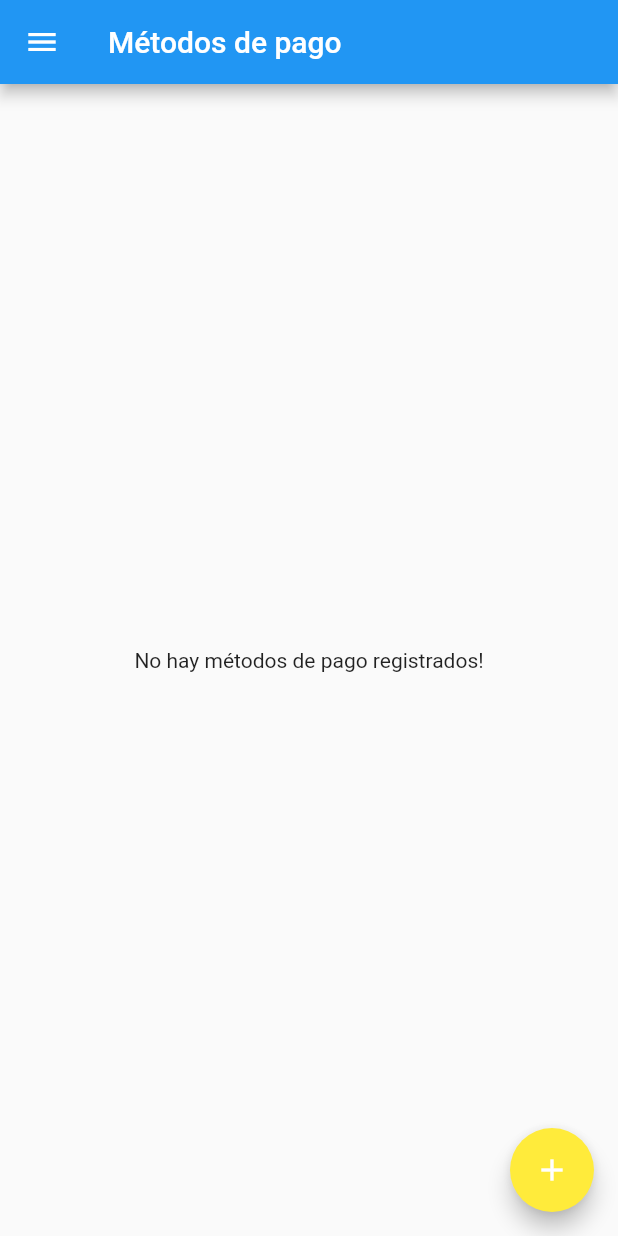
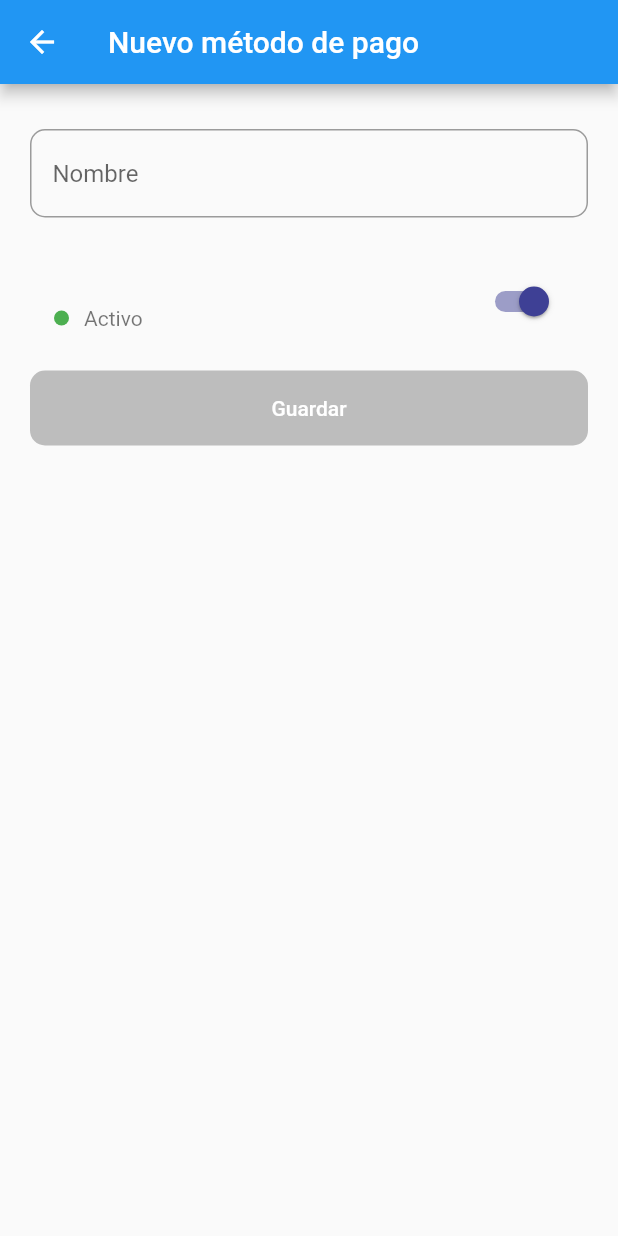
Before and after one commit to jessfigueroa/eppo-ticket-reservation, a Flutter app: the PaymentPage screen opened by its route, after a tap on the "add" icon, on a phone screen of 412 x 824 dp. Run offline on Flutter 3.47's test engine with Material 2 defaults, Android fonts, the phone set to English and light mode, and no system bars; our stand-ins replace bloc, cloud_firestore, firebase_auth, firebase_core, flutter_bloc, geolocator and 2 more; missing offline and left inert: flutter_logs; accounts and stored records are empty.

```diff
--- a/lib/modules/admin/payment_method/__payment.dart
+++ b/lib/modules/admin/payment_method/__payment.dart
@@ -1,10 +1,11 @@
 import 'package:cloud_firestore/cloud_firestore.dart';
 import 'package:eppo/modules/admin/payment_method/bloc/paymentmethod_bloc.dart';
+import 'package:eppo/states/form_submit_state.dart';
 import 'package:eppo/states/submit_type.dart';
+import 'package:eppo/utils/utils.dart';
 import 'package:eppo/widgets/widgets.dart';
 import 'package:flutter/material.dart';
 import 'package:flutter_bloc/flutter_bloc.dart';
-
 part 'pages/payment.page.dart';
 part 'pages/create.page.dart';
 part 'payment.model.dart';
--- a/lib/modules/admin/payment_method/consts.dart
+++ b/lib/modules/admin/payment_method/consts.dart
@@ -4,6 +4,7 @@ part of '__payment.dart';
 const _TEXT_TITLE_SCREEN = 'Métodos de pago';
 const _TEXT_NO_DATA = 'No hay métodos de pago registrados!';
 const _TEXT_BTN_SAVE = 'Guardar';
+
 //################# functions
 
 _goToCreatePage(BuildContext context) {
--- a/lib/modules/admin/payment_method/pages/create.page.dart
+++ b/lib/modules/admin/payment_method/pages/create.page.dart
@@ -1 +1,141 @@
 part of '../__payment.dart';
+
+class CreatePaymentPage extends StatefulWidget {
+  @override
+  _CreatePaymentPageState createState() => _CreatePaymentPageState();
+}
+
+class _CreatePaymentPageState extends State<CreatePaymentPage> {
+  PaymentmethodBloc? _paymentmethodBloc;
+  PaymentModel? _payment;
+  TextEditingController? _controllerName;
+  bool? _switchEstado = true;
+  FormSubmitTypeState? _type;
+  String? _errorName;
+  String? _title;
+  String msg = "";
+  // String? msg;
+  bool _formValido = false;
+
+  @override
+  void initState() {
+    _paymentmethodBloc = BlocProvider.of<PaymentmethodBloc>(context);
+    _payment = _paymentmethodBloc!.state.payment;
+    _controllerName = TextEditingController(
+      text: _payment?.name ?? "",
+    );
+    _switchEstado = _payment?.status ?? true;
+    _formValido = false;
+    _title = _payment?.isNew ?? true ? "Nuevo método de pago" : _payment?.name;
+    _type = _payment?.isNew ?? true ? PostType() : UpdateType();
+    super.initState();
+  }
+
+  @override
+  Widget build(BuildContext context) {
+    return BlocListener<PaymentmethodBloc, PaymentmethodState>(
+      listener: (context, state) async {
+        final submitState = state.formSubmitState;
+        final submitType = state.formSubmitTypeState;
+        switch (submitType.runtimeType) {
+          case UpdateType:
+            msg = "Guardando cambios...";
+            break;
+          case PostType:
+            msg = "Guardando...";
+            break;
+          default:
+        }
+        if (submitType is PostType || submitType is UpdateType) {
+          switch (submitState.runtimeType) {
+            case SuccessSubmit:
+              await showAlertOkIOS(
+                context,
+                "Correcto!",
+                "Se guardó correctamente el método de pago",
+              );
+              Navigator.pop(context);
+              break;
+            case ErrorSubmit:
+              showAlertOkIOS(
+                context,
+                "Error!",
+                (submitState as ErrorSubmit).errorMsg,
+              );
+              break;
+            default:
+          }
+        }
+      },
+      child: BlocBuilder<PaymentmethodBloc, PaymentmethodState>(
+        builder: (context, state) {
+          final sumbitState = state.formSubmitState;
+          return Stack(
+            children: [
+              Scaffold(
+                appBar: AppBar(
+                  title: Text(_title ?? ''),
+                ),
+                body: Container(
+                  padding: EdgeInsets.all(20),
+                  child: Column(
+                    crossAxisAlignment: CrossAxisAlignment.start,
+                    children: [
+                      SizedBox(height: 10),
+                      CustomTextField(
+                        labelText: "Nombre",
+                        hintText: "",
+                        controller: _controllerName!,
+                        errorText: _errorName,
+                        onChanged: (val) => _validarCampos(val),
+                      ),
+                      SizedBox(height: 20),
+                      CustomSwitchTileEstado(
+                        title: '',
+                        estado: _switchEstado!,
+                        subtitleActive: 'Activo',
+                        subtitleInactive: 'Inactivo',
+                        onChange: _changeStatusTile,
+                      ),
+                      SizedBox(height: 10),
+                      BotonForm(
+                        onPressed: () => _preSavePayment(),
+                        text: _TEXT_BTN_SAVE,
+                        color: Theme.of(context).primaryColor,
+                        enabled: _formValido,
+                      )
+                    ],
+                  ),
+                ),
+              ),
+              sumbitState is Submitting ? LoadingApple(text: msg) : Container(),
+            ],
+          );
+        },
+      ),
+    );
+  }
+
+  _changeStatusTile(bool status) {
+    _switchEstado = status;
+    _validarCampos('validate');
+  }
+  // #2c3e50
+  //#DCE35B
+
+  _preSavePayment() {
+    this._payment!.name = this._controllerName?.text;
+    this._payment!.status = this._switchEstado!;
+    _savePayment(context, _payment!, _type!);
+  }
+
+  _validarCampos(String val) {
+    _errorName = null;
+    _formValido = true;
+    if (_controllerName!.text.length < 3) {
+      _errorName = "La razón social debe tener al menos 3 letras";
+      _formValido = false;
+    }
+    setState(() {});
+  }
+}
--- a/lib/modules/admin/payment_method/pages/payment.page.dart
+++ b/lib/modules/admin/payment_method/pages/payment.page.dart
@@ -45,11 +45,11 @@ class _PaymentBody extends StatelessWidget {
                 final paymentDoc = documents?[index];
                 final payment = PaymentModel.fromFirestoreDocument(paymentDoc);
                 return FatButtonIcon(
-                  payment.icon!,
+                  payment.iconData,
                   payment.capitalName,
                   () => _goToEditPayment(context, payment),
-                  color1: payment.colorA!,
-                  color2: payment.colorB!,
+                  color1: payment.colorDataA,
+                  color2: payment.colorDataB,
                 );
                 // return ListTile(
                 //   onTap: () => _goToEditPayment(context, payment),
--- a/lib/modules/admin/payment_method/payment.model.dart
+++ b/lib/modules/admin/payment_method/payment.model.dart
@@ -3,52 +3,49 @@ part of '__payment.dart';
 class PaymentModel {
   PaymentModel({
     this.name,
-    this.status,
+    this.status = true,
     this.uid,
-    this.icon,
-    this.colorA,
-    this.colorB,
+    this.icon = 59268,
+    this.colorA = '',
+    this.colorB = '',
   });
 
   String? name;
-  bool? status;
+  bool status;
   String? uid;
-  IconData? icon;
-  Color? colorA;
-  Color? colorB;
+  int icon;
+  String colorA;
+  String colorB;
 
   factory PaymentModel.fromFirestoreDocument(
     QueryDocumentSnapshot<Object?>? doc,
   ) {
     final json = doc?.data() as Map<String, dynamic>;
     return PaymentModel(
-      uid: doc?.id,
-      name: json["name"],
-      status: json["status"],
-      icon: IconData(
-        json["icon"],
-        fontFamily: 'MaterialIcons',
-      ),
-      colorA: Color(
-        int.parse(
-          json['colorA'].replaceAll("#", "0xff"),
-        ),
-      ),
-      colorB: Color(
-        int.parse(
-          json['colorB'].replaceAll("#", "0xff"),
-        ),
-      ),
-    );
-  }
-  String get capitalName {
-    return '${name?.substring(0, 1).toUpperCase()}${name?.substring(1)}';
+        uid: doc?.id,
+        name: json["name"],
+        status: json["status"],
+        icon: json["icon"],
+        colorA: json['colorA'],
+        colorB: json['colorB']);
   }
 
+  Color get colorDataA => this.colorA.length > 0
+      ? Color(int.parse(this.colorA.replaceAll("#", "0xff")))
+      : Colors.grey;
+  Color get colorDataB => this.colorB.length > 0
+      ? Color(int.parse(this.colorB.replaceAll("#", "0xff")))
+      : Colors.blueGrey;
+  String get capitalName =>
+      '${name?.substring(0, 1).toUpperCase()}${name?.substring(1)}';
+  IconData get iconData => IconData(this.icon, fontFamily: 'MaterialIcons');
   bool get isNew => this.uid == null;
   String get statusName => this.status! ? 'ACTIVO' : 'INACTIVO';
 
   Map<String, dynamic> toJson() => {
+        "colorA": colorA,
+        "colorB": colorB,
+        "icon": icon,
         "name": name,
         "status": status,
       };
--- a/lib/routes/index.route.dart
+++ b/lib/routes/index.route.dart
@@ -20,5 +20,6 @@ final Map<String, Widget Function(BuildContext)> routes = {
   'payment_screen': (_) => PaymentPage(),
   'schedule_screen': (_) => SchedulePage(),
   'user_admin_screen': (_) => UserAdminPage(),
-  'create_city_screen': (_) => CreateCityPage()
+  'create_city_screen': (_) => CreateCityPage(),
+  'create_payment_screen': (_) => CreatePaymentPage()
 };
--- a/lib/widgets/custom_buttons.dart
+++ b/lib/widgets/custom_buttons.dart
@@ -3,7 +3,8 @@ part of 'widgets.dart';
 class FatButtonIcon extends StatelessWidget {
   final IconData icon;
   final String texto;
-  final Color color1, color2;
+  final Color color1;
+  final Color color2;
   final Function() onPress;
 
   const FatButtonIcon(
--- a/lib/widgets/custom_textfields.dart
+++ b/lib/widgets/custom_textfields.dart
@@ -76,3 +76,48 @@ class CustomTextField extends StatelessWidget {
     );
   }
 }
+
+// ignore: must_be_immutable
+class CustomSwitchTileEstado extends StatelessWidget {
+  CustomSwitchTileEstado({
+    required this.estado,
+    required this.onChange,
+    this.color,
+    this.title = "",
+    this.subtitleActive = "",
+    this.subtitleInactive = "",
+  });
+  final String title;
+  final String subtitleActive;
+  final String subtitleInactive;
+
+  final Color? color;
+  final Function(bool) onChange;
+  final bool estado;
+  String estadoText = "";
+  @override
+  Widget build(BuildContext context) {
+    estadoText = "";
+    estado ? estadoText = subtitleActive : estadoText = subtitleInactive;
+    return SwitchListTile(
+      activeColor: color ?? Theme.of(context).primaryColor,
+      value: estado,
+      onChanged: onChange,
+      subtitle: Row(
+        children: [
+          Container(
+            height: 10,
+            width: 10,
+            decoration: BoxDecoration(
+              color: estado ? Colors.green : Colors.red,
+              borderRadius: BorderRadius.circular(10),
+            ),
+          ),
+          SizedBox(width: 10),
+          Text(estadoText),
+        ],
+      ),
+      title: Text(title),
+    );
+  }
+}
```
